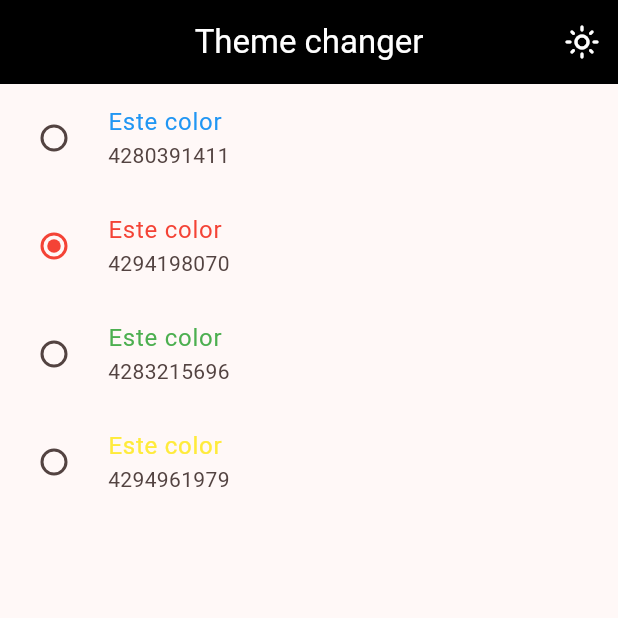
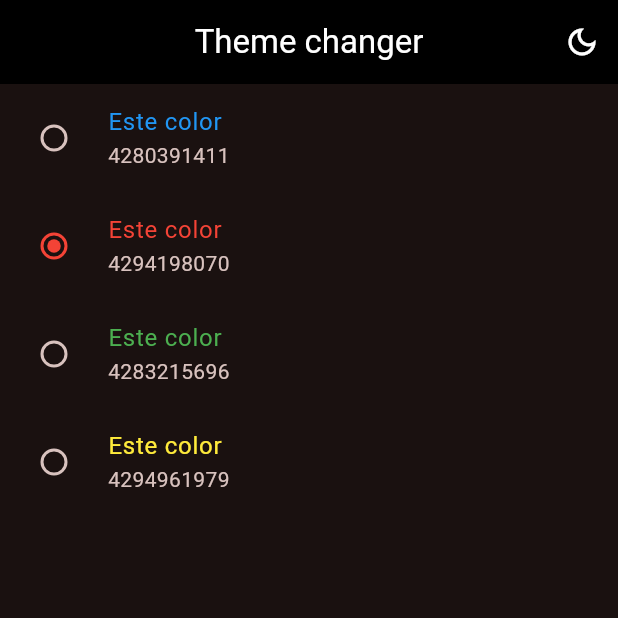
Before and after one commit to KeingCasabona/Devtalles-semana9-semana10-flutter-devtalles-widgets_app, a Flutter app: the ThemeChangerScreen screen opened by its route, after a tap on the "light mode" icon, on a phone screen of 412 x 824 dp, the top half of it. Run offline on Flutter 3.47's test engine with Material 3 defaults, Android fonts, the phone set to English and light mode, and no system bars; our stand-ins replace animate_do, flutter_riverpod, go_router.

Commit message:
feat: Add Indice del color seleccionado

```diff
--- a/lib/config/theme/app_theme.dart
+++ b/lib/config/theme/app_theme.dart
@@ -9,15 +9,19 @@ const colorList = <Color>[
 
 class AppTheme {
   final int selectedColor;
+  final bool isDarkMode;
 
-  AppTheme({this.selectedColor = 0})
-      : assert(selectedColor >= 0,
+  AppTheme({
+    this.selectedColor = 0,
+    this.isDarkMode = false,
+  })  : assert(selectedColor >= 0,
             'Select color must be greater than or equal to 0'),
         assert(selectedColor < colorList.length,
             'Select color must be less than ${colorList.length}');
 
   ThemeData getTheme() => ThemeData(
         useMaterial3: true,
+        brightness: isDarkMode ? Brightness.dark : Brightness.light,
         colorSchemeSeed: colorList[selectedColor],
         appBarTheme: const AppBarTheme(
           backgroundColor: Colors.black,
--- a/lib/main.dart
+++ b/lib/main.dart
@@ -2,6 +2,7 @@ import 'package:flutter/material.dart';
 import 'package:flutter_riverpod/flutter_riverpod.dart';
 import 'package:widgets_app/config/router/app_router.dart';
 import 'package:widgets_app/config/theme/app_theme.dart';
+import 'package:widgets_app/presentation/providers/theme_provider.dart';
 
 void main() => runApp(
       ProviderScope(
@@ -9,15 +10,18 @@ void main() => runApp(
       ),
     );
 
-class MyApp extends StatelessWidget {
+class MyApp extends ConsumerWidget {
   const MyApp({super.key});
 
   @override
-  Widget build(BuildContext context) {
+  Widget build(BuildContext context, WidgetRef ref) {
+    final isDarkMode = ref.watch(isDarkModeProvider);
+    final selectedColor = ref.watch(selectedColorProvider);
     return MaterialApp.router(
       routerConfig: appRouter,
       debugShowCheckedModeBanner: false,
-      theme: AppTheme(selectedColor: 1).getTheme(),
+      theme: AppTheme(selectedColor: selectedColor, isDarkMode: isDarkMode)
+          .getTheme(),
       title: 'Flutter Widgets',
     );
   }
--- a/lib/presentation/providers/theme_provider.dart
+++ b/lib/presentation/providers/theme_provider.dart
@@ -1,8 +1,11 @@
 import 'package:flutter_riverpod/flutter_riverpod.dart';
 import 'package:widgets_app/config/theme/app_theme.dart';
 
+//UN SIMPLE BOOLEANO:
 final isDarkModeProvider = StateProvider((ref) => false);
 
 //LISTADO DE COLORES INMUTABLES:
+final colorListProvider = Provider((ref) => colorList);
 
-final colorListProvider = Provider((ref) => colorList);
+//UN SIMPLE ENTERO:
+final selectedColorProvider = StateProvider((ref) => 1);
--- a/lib/presentation/screens/theme_changer/theme_changer_screen.dart
+++ b/lib/presentation/screens/theme_changer/theme_changer_screen.dart
@@ -18,7 +18,9 @@ class ThemeChangerScreen extends ConsumerWidget {
             icon: Icon(isDarkMode
                 ? Icons.dark_mode_outlined
                 : Icons.light_mode_outlined),
-            onPressed: () {},
+            onPressed: () {
+              ref.read(isDarkModeProvider.notifier).update((state) => !state);
+            },
           )
         ],
       ),
@@ -33,6 +35,8 @@ class _ThemeChangerView extends ConsumerWidget {
   @override
   Widget build(BuildContext context, ref) {
     final List<Color> colors = ref.watch(colorListProvider);
+    final int selectedColor = ref.watch(selectedColorProvider);
+
     return ListView.builder(
       itemCount: colors.length,
       itemBuilder: (context, index) {
@@ -45,9 +49,9 @@ class _ThemeChangerView extends ConsumerWidget {
           subtitle: Text('${color.value}'),
           activeColor: color,
           value: index,
-          groupValue: 1,
+          groupValue: selectedColor,
           onChanged: (value) {
-            //Todo:notificar el cambio
+            ref.read(selectedColorProvider.notifier).state = index;
           },
         );
       },
```
